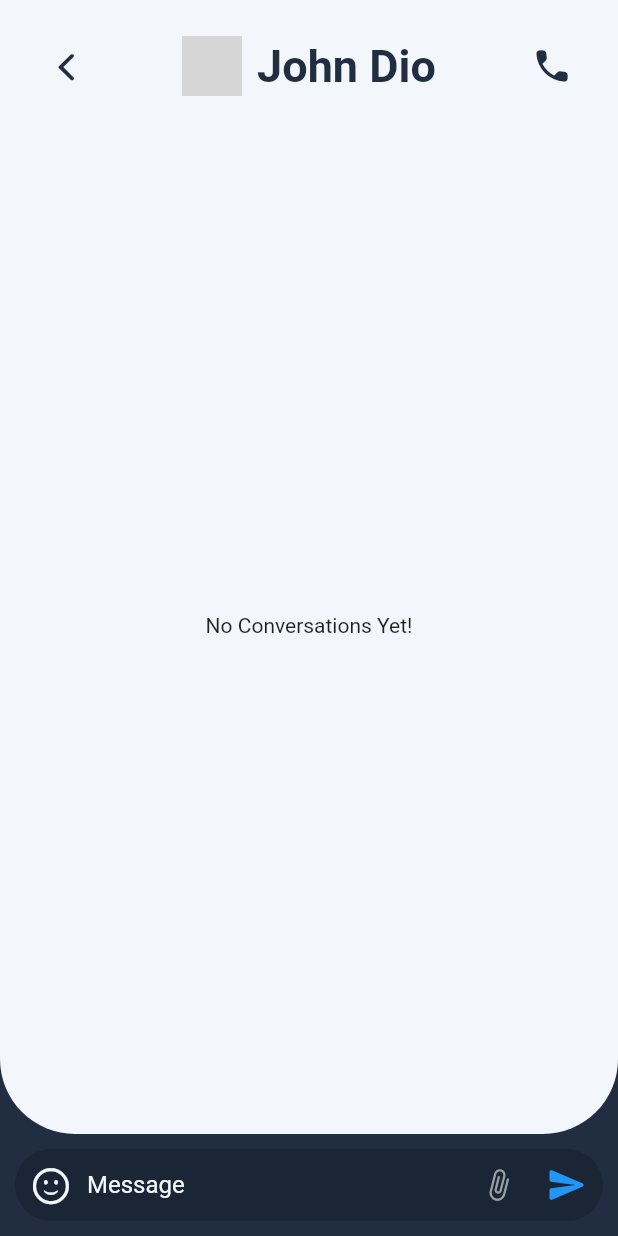
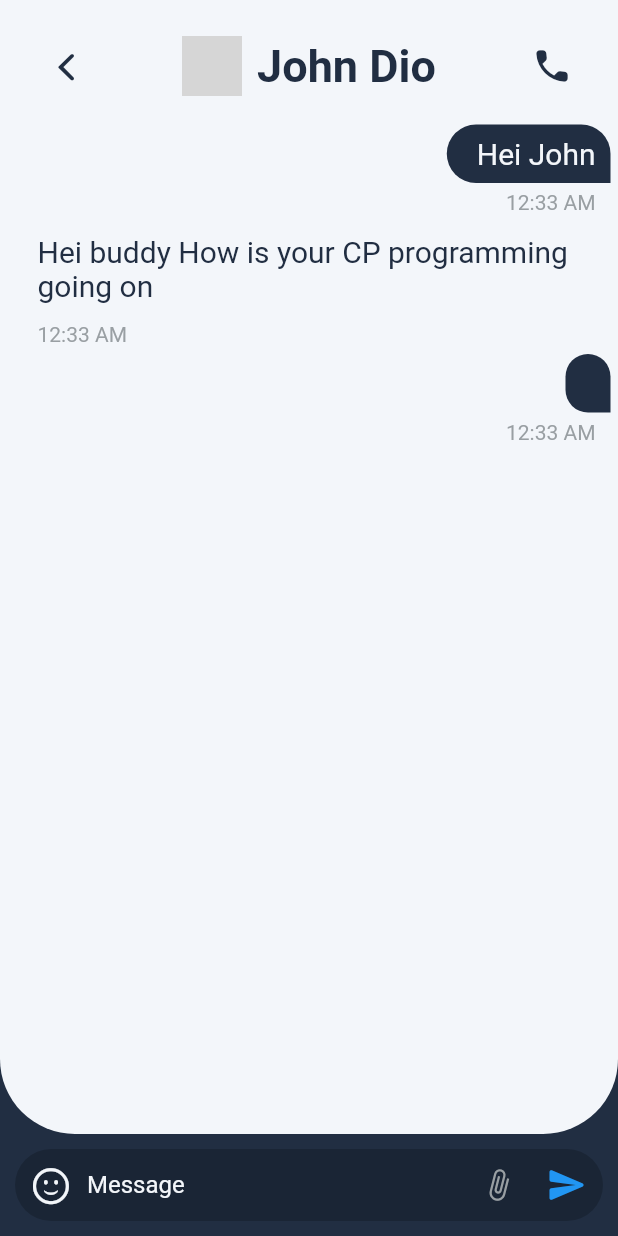
Before and after one commit to jasimameen/leske_chat, a Flutter app: the ScreenChat screen opened directly, after a tap on the "send" icon, on a phone screen of 412 x 824 dp. Run offline on Flutter 3.47's test engine with Material 2 defaults, Android fonts, the phone set to English and light mode, and no system bars; our stand-ins replace flutter_bloc, freezed_annotation, google_fonts; network calls fail; Roboto replaces fonts that are missing (uroob); grey boxes are pictures that could not be loaded.

```diff
--- a/lib/application/chat/chat_bloc.dart
+++ b/lib/application/chat/chat_bloc.dart
@@ -1,40 +1,47 @@
 import 'dart:developer';
 
-import 'package:bloc/bloc.dart';
 import 'package:flutter/material.dart';
 import 'package:flutter_bloc/flutter_bloc.dart';
 import 'package:freezed_annotation/freezed_annotation.dart';
-import 'package:leske_chat/application/chat/chat/model/dummy_data.dart';
-import 'chat/model/user.dart';
+import 'package:leske_chat/domain/chat/model/dummy_data.dart';
+
 import '../../presentation/chat/screen_chat.dart';
+import '../../domain/chat/model/user.dart';
 
+part 'chat_bloc.freezed.dart';
 part 'chat_event.dart';
 part 'chat_state.dart';
-part 'chat_bloc.freezed.dart';
 
 class ChatBloc extends Bloc<ChatEvent, ChatState> {
   ChatBloc() : super(ChatState.initial()) {
-    on<_Started>((event, emit) {
-      final current = User.fromJson(dummyUsers[event.id]);
-      final mess = current.messages.first.toString();
-      log('current data => ${current.id}  ${current.name}  ${current.profilePic}  $mess');
-
-      final _state = state.copyWith(
-        id: current.id,
-        messages: current.messages,
-        name: current.name,
-        profilePic: current.profilePic,
-      );
-      emit(_state);
-    });
-
     on<_NavigateToChat>((event, emit) {
-      log("Navigate bloc called");
       Navigator.of(event.context).push(MaterialPageRoute(
         builder: (context) => ScreenChat(),
       ));
       event.context.read<ChatBloc>().add(ChatEvent.started(event.id));
-      log(event.id.toString());
+    });
+
+    on<_Started>((event, emit) {
+      final current = userList[event.id];
+
+      emit(
+        state.copyWith(
+          id: current.id,
+          messages: current.messages,
+          name: current.name,
+          profilePic: current.profilePic,
+        ),
+      );
+    });
+
+    on<_SendMessage>((event, emit) {
+      final value = Messages(isSend: true, time: 'time', text: event.message);
+      userList[event.id].messages.add(value);
+
+      emit(state.copyWith(
+        messages: userList[event.id].messages,
+        changeState: !state.changeState,
+      ));
     });
 
     on<_Typing>((event, emit) {
--- a/lib/application/chat/chat_event.dart
+++ b/lib/application/chat/chat_event.dart
@@ -2,10 +2,10 @@ part of 'chat_bloc.dart';
 
 @freezed
 class ChatEvent with _$ChatEvent {
+  const factory ChatEvent.navigateToChat(BuildContext context, int id) =
+      _NavigateToChat;
   const factory ChatEvent.started(int id) = _Started;
-  const factory ChatEvent.navigateToChat(BuildContext context,int id) = _NavigateToChat;
-  const factory ChatEvent.sendMessage() = _SendMessage;
+  const factory ChatEvent.sendMessage(int id, String message) = _SendMessage;
   const factory ChatEvent.receiveMessage() = _receiveMessage;
-  const factory ChatEvent.typing() = _Typing;
-
+  const factory ChatEvent.typing(bool isTyping) = _Typing;
 }
--- a/lib/application/chat/chat_state.dart
+++ b/lib/application/chat/chat_state.dart
@@ -7,9 +7,10 @@ class ChatState with _$ChatState {
     required String name,
     required String profilePic,
     required List<Messages> messages,
+    required bool changeState, // no use for this just used to update the state when new msg addedb
   }) = _ChatState;
 
   factory ChatState.initial() {
-    return ChatState(id: 0, name: '', profilePic: '', messages: []);
+    return ChatState(id: 0, name: '', profilePic: '', messages: [],changeState: true);
   }
 }
--- a/lib/application/chat/chat/model/dummy_data.dart
+++ b/lib/domain/chat/model/dummy_data.dart
@@ -1,3 +1,8 @@
+import 'user.dart';
+
+List<User> userList = dummyUsers.map((e) => User.fromJson(e)).toList();
+
+/// Its a List of dummy Data of users in json format
 const dummyUsers = [
   {
     "id": 0,
@@ -5,11 +10,7 @@ const dummyUsers = [
     "profilePic":
         "https://www.mecgale.com/wp-content/uploads/2017/08/dummy-profile.png",
     "messages": [
-      {
-        "isSend": true,
-        "time": "12:05 AM",
-        "text": "Hei John"
-      },
+      {"isSend": true, "time": "12:05 AM", "text": "Hei John"},
       {
         "isSend": false,
         "time": "12:05 AM",
@@ -23,16 +24,8 @@ const dummyUsers = [
     "profilePic":
         "https://www.codegrepper.com/profile_images/100_100/66467_o2rZZntPkmWviuqRRlqHqSlW3cPGpenOIvJdQqNeKwNQbU9ERzbPCwP.jpg",
     "messages": [
-      {
-        "isSend": true,
-        "time": "12:05 AM",
-        "text": "Hi janko"
-      },
-      {
-        "isSend": true,
-        "time": "12:05 AM",
-        "text": "How are you"
-      },
+      {"isSend": true, "time": "12:05 AM", "text": "Hi janko"},
+      {"isSend": true, "time": "12:05 AM", "text": "How are you"},
       {
         "isSend": false,
         "time": "12:05 AM",
@@ -48,7 +41,8 @@ const dummyUsers = [
       {
         "isSend": true,
         "time": "12:05 AM",
-        "text": "Hi My friend this is a sample text message of type send Leskeboy"
+        "text":
+            "Hi My friend this is a sample text message of type send Leskeboy"
       },
       {
         "isSend": false,
@@ -63,16 +57,8 @@ const dummyUsers = [
     "profilePic":
         "https://encrypted-tbn0.gstatic.com/images?q=tbn:ANd9GcTe8m1wl9-U5WPNJzFFqASOzSZPoAsrPfSuB2aF7sqGpQxy48woYfIAQucUlq5cQ_Ryfvg&usqp=CAU",
     "messages": [
-      {
-        "isSend": true,
-        "time": "12:05 AM",
-        "text": "Hi"
-      },
-      {
-        "isSend": false,
-        "time": "12:05 AM",
-        "text": "Hi Hows going my buddy"
-      },
+      {"isSend": true, "time": "12:05 AM", "text": "Hi"},
+      {"isSend": false, "time": "12:05 AM", "text": "Hi Hows going my buddy"},
       {
         "isSend": false,
         "time": "12:05 AM",
--- a/lib/presentation/chat/screen_chat.dart
+++ b/lib/presentation/chat/screen_chat.dart
@@ -1,9 +1,8 @@
 import 'package:flutter/cupertino.dart';
 import 'package:flutter/material.dart';
 import 'package:flutter_bloc/flutter_bloc.dart';
+import 'package:leske_chat/domain/chat/model/dummy_data.dart';
 
-import '../../application/chat/chat/model/user.dart';
-import '../../application/chat/chat/model/dummy_data.dart';
 import '../../application/chat/chat_bloc.dart';
 import '../core/colors.dart';
 import '../core/constands.dart';
@@ -20,7 +19,7 @@ class ScreenChat extends StatelessWidget {
       backgroundColor: AppColors.primaryBackground,
       body: BlocBuilder<ChatBloc, ChatState>(
         builder: (context, state) {
-          final _data = User.fromJson(dummyUsers[state.id]);
+          final _data = userList[state.id];
           return Column(
             children: [
               // Top Bar (AppBar)
@@ -52,7 +51,7 @@ class ScreenChat extends StatelessWidget {
               ),
 
               // TypingBar - for typing Messages attach media ..etc
-              TypingBar(),
+              TypingBar(id: state.id),
             ],
           );
         },
--- a/lib/presentation/chat/widgets/chats_view.dart
+++ b/lib/presentation/chat/widgets/chats_view.dart
@@ -1,3 +1,5 @@
+import 'dart:developer';
+
 import 'package:flutter/widgets.dart';
 import 'package:flutter_bloc/flutter_bloc.dart';
 
@@ -11,8 +13,7 @@ class ChatsView extends StatelessWidget {
   Widget build(BuildContext context) {
     return BlocBuilder<ChatBloc, ChatState>(
       builder: (context, state) {
-
-
+        log('building ...');
         return state.messages.isNotEmpty
             ? ListView(
                 children: List.generate(
@@ -23,7 +24,7 @@ class ChatsView extends StatelessWidget {
                         : MessageBubbleType.received;
 
                     return MessageBubble(
-                      messageText:state.messages[index].text,
+                      messageText: state.messages[index].text,
                       bubbleType: type,
                     );
                   },
--- a/lib/presentation/chat/widgets/message_input_bar.dart
+++ b/lib/presentation/chat/widgets/message_input_bar.dart
@@ -2,6 +2,7 @@ import 'dart:developer';
 
 import 'package:flutter/material.dart';
 import 'package:flutter_bloc/flutter_bloc.dart';
+import 'package:leske_chat/presentation/chat/widgets/typeing_bar.dart';
 
 import '../../../application/chat/chat_bloc.dart';
 
@@ -12,13 +13,12 @@ class MessageInputBar extends StatelessWidget {
   }) : super(key: key);
 
   final Color textColor;
-  TextEditingController _messageController = TextEditingController();
 
   @override
   Widget build(BuildContext context) {
     DateTime _timeStamp = DateTime.now(); // store the current time
     return TextFormField(
-      controller: _messageController,
+      controller: TypingController.of(context)!.controller,
       decoration: InputDecoration(
         hintText: "Message ",
         hintStyle: TextStyle(
--- a/lib/presentation/chat/widgets/typeing_bar.dart
+++ b/lib/presentation/chat/widgets/typeing_bar.dart
@@ -1,5 +1,7 @@
 import 'package:flutter/cupertino.dart';
 import 'package:flutter/material.dart';
+import 'package:flutter_bloc/flutter_bloc.dart';
+import 'package:leske_chat/application/chat/chat_bloc.dart';
 
 import '../../core/colors.dart';
 import '../../core/constands.dart';
@@ -8,14 +10,20 @@ import 'message_input_bar.dart';
 
 class TypingBar extends StatelessWidget {
   final UiThemeMode themeMode;
+  final int id;
 
   const TypingBar({
     Key? key,
+    required this.id,
     this.themeMode = UiThemeMode.dark,
-  }) : super(key: key);
+  }) : super(
+          key: key,
+        );
 
   @override
   Widget build(BuildContext context) {
+    TextEditingController msgController = TextEditingController();
+
     Color textColor = AppColors.primaryText;
 
     if (themeMode == UiThemeMode.light) {
@@ -30,15 +38,23 @@ class TypingBar extends StatelessWidget {
       child: Row(
         mainAxisAlignment: MainAxisAlignment.spaceBetween,
         children: [
+          // Emoji field
           CustomIconBtn(
             onTap: () {},
             icon: CupertinoIcons.smiley,
           ),
+
+          // Input field
           Expanded(
-            child: MessageInputBar(
-              textColor: textColor,
+            child: TypingController(
+              controller: msgController,
+              child: MessageInputBar(
+                textColor: textColor,
+              ),
             ),
           ),
+
+          // Attach Documents button
           Transform.rotate(
             angle: 45 / 180,
             child: CustomIconBtn(
@@ -48,13 +64,46 @@ class TypingBar extends StatelessWidget {
               iconColor: AppColors.secondaryText,
             ),
           ),
-          CustomIconBtn(
-            onTap: () {},
-            icon: Icons.send_rounded,
-            iconColor: AppColors.blue,
+
+          // Send Button
+          TypingController(
+            controller: msgController,
+            child: CustomIconBtn(
+              onTap: () {
+                msgController.text;
+                context
+                    .read<ChatBloc>()
+                    .add(ChatEvent.sendMessage(id, msgController.text));
+                msgController.text = '';
+              },
+              icon: Icons.send_rounded,
+              iconColor: AppColors.blue,
+            ),
           ),
         ],
       ),
     );
   }
 }
+
+/// Controll all
+
+class TypingController extends InheritedWidget {
+  const TypingController({
+    Key? key,
+    required this.child,
+    required this.controller,
+  }) : super(key: key, child: child);
+
+  final Widget child;
+  final TextEditingController controller;
+
+  static TypingController? of(BuildContext context) {
+    return context.dependOnInheritedWidgetOfExactType<TypingController>();
+  }
+
+  @override
+  bool updateShouldNotify(TypingController oldWidget) {
+    return true;
+  }
+}
--- a/lib/presentation/home/fab_button.dart
+++ b/lib/presentation/home/fab_button.dart
@@ -1,5 +1,4 @@
 import 'package:flutter/material.dart';
-import 'package:flutter/widgets.dart';
 
 import '../core/colors.dart';
 
--- a/lib/presentation/home/screen_home.dart
+++ b/lib/presentation/home/screen_home.dart
@@ -1,5 +1,4 @@
 import 'package:flutter/cupertino.dart';
-import 'package:flutter/material.dart';
 import 'fab_button.dart';
 import 'widgets/contacts_list.dart';
 import '../widgets/custom_app_bar.dart';
--- a/lib/presentation/home/widgets/contact_tile.dart
+++ b/lib/presentation/home/widgets/contact_tile.dart
@@ -1,5 +1,4 @@
 import 'package:flutter/material.dart';
-import '../../chat/screen_chat.dart';
 import '../../core/constands.dart';
 
 import '../../core/colors.dart';
```
Also changed, not shown: lib/presentation/home/widgets/contacts_list.dart (+6 -11 lines), lib/application/chat/chat_bloc.freezed.dart, lib/domain/chat/model/user.dart (renamed from lib/application/chat/chat/model/user.dart).
